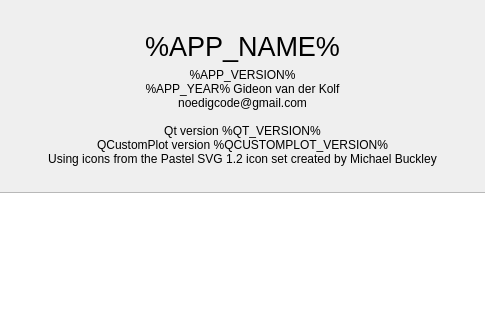
Above: src/aboutdialog.ui from noedigcode/GidPlot before the change; both pictures show x 107 to 592 and y 0 to 320 of the 699 by 506 pixel window. Below: the same form after it.
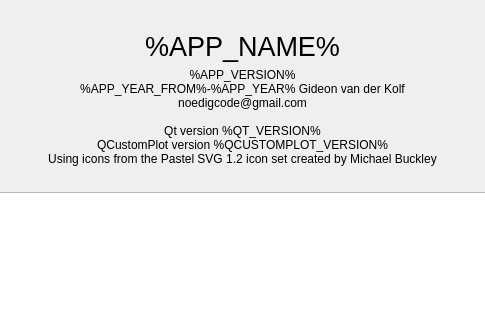
That is the form after the change. Icons and pictures are not drawn.

Commit message: Bump version to 0.0.2. Bump year to 2025. Add year-from in about dialog. Update changelog. Add license text to plotwindow.

What changed in the file:
```diff
--- a/src/aboutdialog.ui
+++ b/src/aboutdialog.ui
@@ -56,7 +56,7 @@
     <widget class="QLabel" name="label_appInfo">
      <property name="text">
       <string>%APP_VERSION%
-%APP_YEAR% Gideon van der Kolf
+%APP_YEAR_FROM%-%APP_YEAR% Gideon van der Kolf
 noedigcode@gmail.com
 
 Qt version %QT_VERSION%
```
The commit also changes 4 other files.
